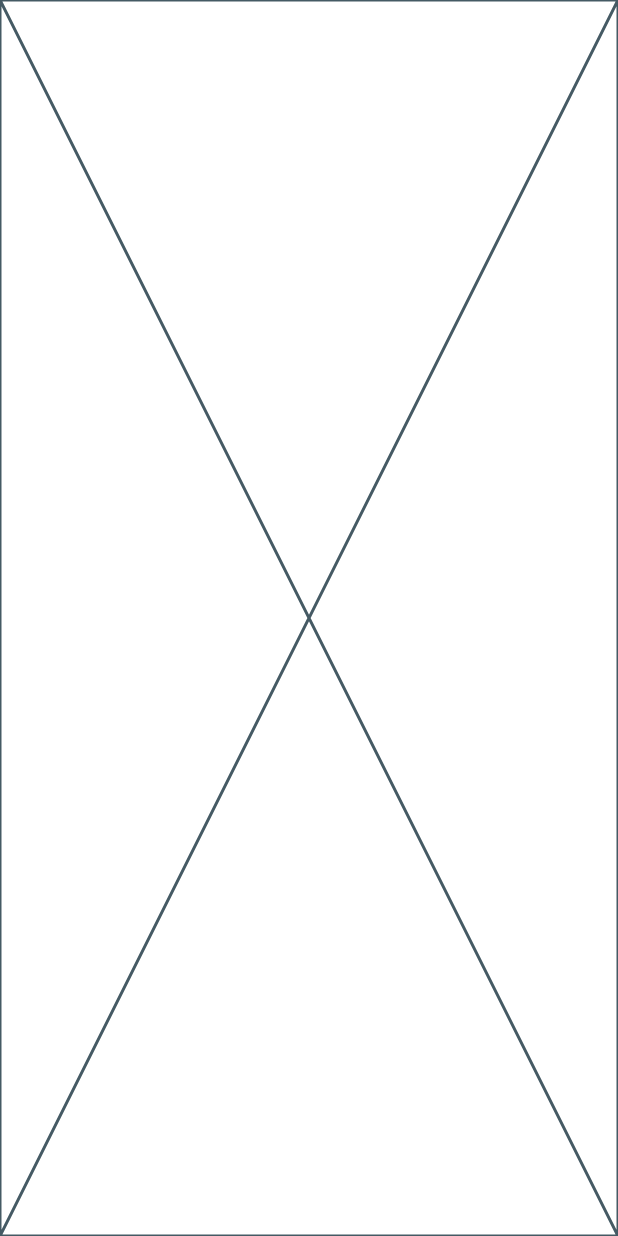
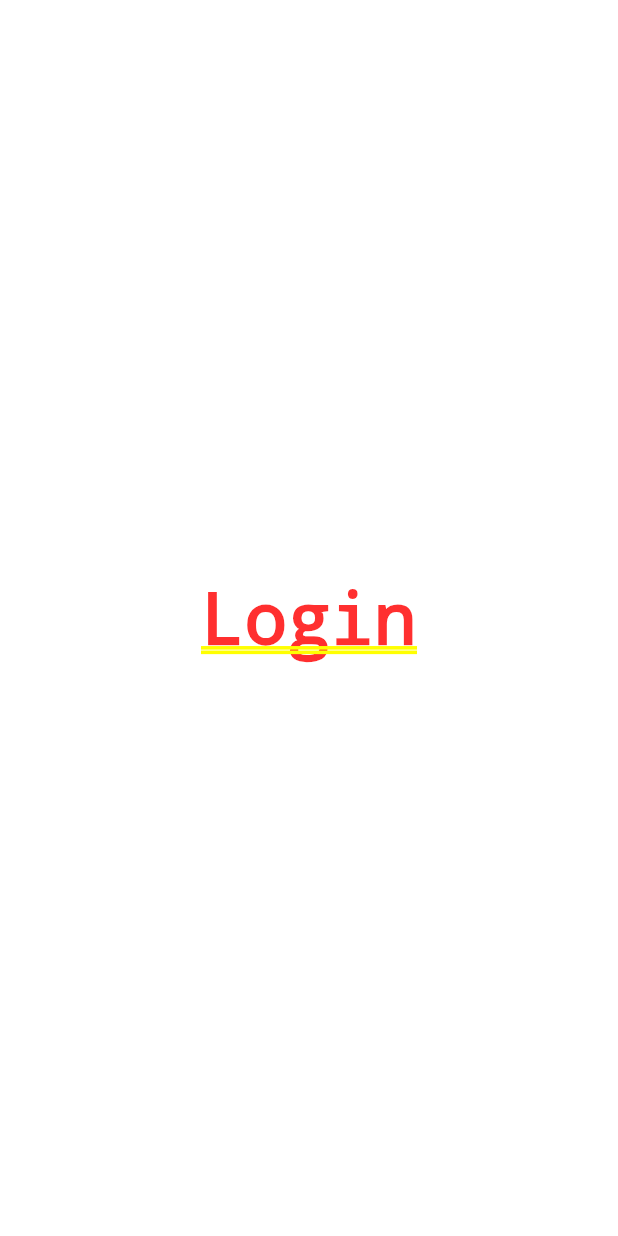
Before and after one commit to AjKaew/DB401_66_2, a Flutter app: the screen it shows after launch, on a phone screen of 412 x 824 dp. Run offline on Flutter 3.47's test engine with Material 3 defaults, Android fonts, the phone set to English and light mode, and no system bars; our stand-ins replace firebase_core, geocoding, geolocator; accounts and stored records are empty.

```diff
--- a/tictactoe/lib/main.dart
+++ b/tictactoe/lib/main.dart
@@ -1,15 +1,28 @@
 import 'package:flutter/material.dart';
+
+import 'pages/challenge.dart';
 import 'pages/login.dart';
 import 'pages/register.dart';
-import 'pages/challenge.dart';
 
 void main() {
-  runApp(MaterialApp(
-    routes: {
-      'login': (context) => const Login(),
-      'register': (context) => const Register(),
-      'challenge': (context) => const Challenge()
-    },
-    initialRoute: 'login',
-  ));
+  runApp(const MainApp());
 }
+
+class MainApp extends StatelessWidget {
+  const MainApp({super.key});
+
+  @override
+  Widget build(BuildContext context) {
+    return MaterialApp(
+      routes: {
+        'login': (context) => const Login(),
+        'register': (context) => const Register(),
+        'challenge': (context) => const Challenge(),
+      },
+      initialRoute: 'login',
+      theme: ThemeData(
+          filledButtonTheme: FilledButtonThemeData(
+              style: FilledButton.styleFrom(backgroundColor: Colors.blue))),
+    );
+  }
+}
--- a/tictactoe/lib/pages/login.dart
+++ b/tictactoe/lib/pages/login.dart
@@ -1,4 +1,6 @@
+import 'package:firebase_core/firebase_core.dart';
 import 'package:flutter/material.dart';
+import 'package:tictactoe/firebase_options.dart';
 
 class Login extends StatefulWidget {
   const Login({super.key});
@@ -9,7 +11,16 @@ class Login extends StatefulWidget {
 
 class _LoginState extends State<Login> {
   @override
+  void initState() {
+    Firebase.initializeApp(options: DefaultFirebaseOptions.currentPlatform)
+        .whenComplete(() => print('Firebase connected'));
+    super.initState();
+  }
+
+  @override
   Widget build(BuildContext context) {
-    return const Placeholder();
+    return const Center(
+      child: Text('Login'),
+    );
   }
 }
--- a/tictactoe/lib/pages/register.dart
+++ b/tictactoe/lib/pages/register.dart
@@ -10,6 +10,8 @@ class Register extends StatefulWidget {
 class _RegisterState extends State<Register> {
   @override
   Widget build(BuildContext context) {
-    return const Placeholder();
+    return const Center(
+      child: Text('Register'),
+    );
   }
 }
```
Also changed, not shown: tictactoe/lib/firebase_options.dart (added), 7 other files.
